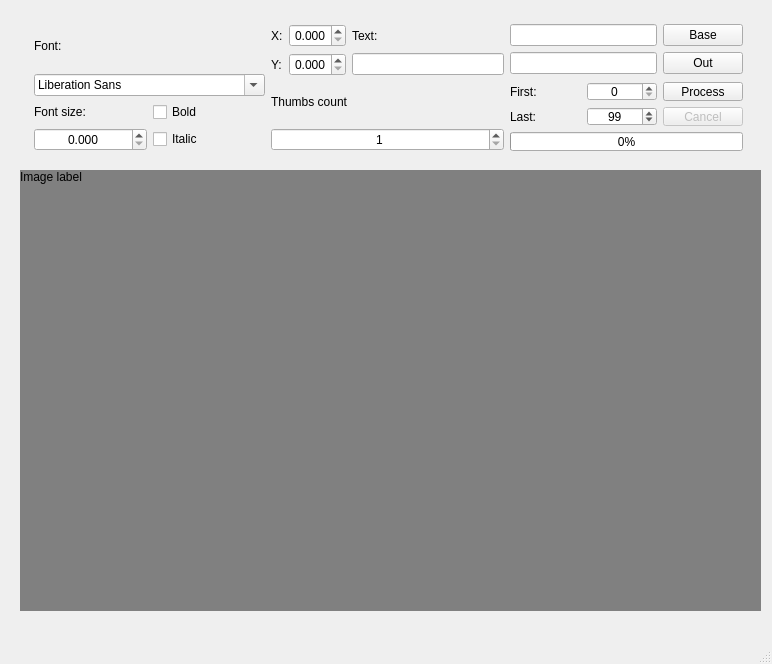
Old version of the form forms/mainwindow.ui in the repository Lezh1k/NumbersMaker.
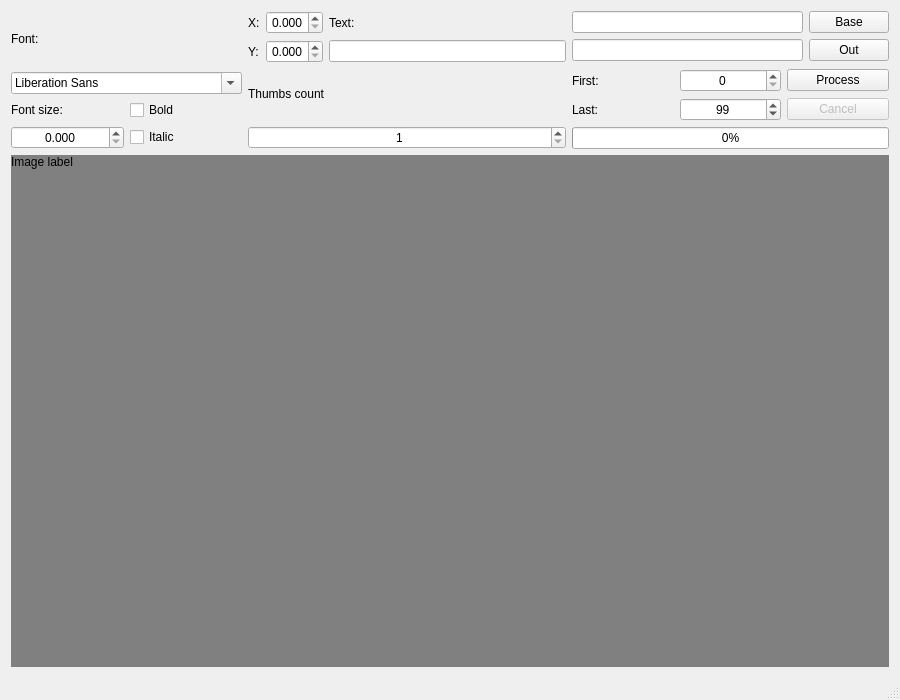
New version of the form.

Commit message: Fixed wrong alignment

What changed in the file:
```diff
--- a/forms/mainwindow.ui
+++ b/forms/mainwindow.ui
@@ -6,45 +6,21 @@
    <rect>
     <x>0</x>
     <y>0</y>
-    <width>772</width>
-    <height>664</height>
+    <width>900</width>
+    <height>700</height>
    </rect>
   </property>
   <property name="windowTitle">
    <string>MainWindow</string>
   </property>
   <widget class="QWidget" name="centralWidget">
-   <widget class="QLabel" name="lbl_image">
-    <property name="geometry">
-     <rect>
-      <x>20</x>
-      <y>170</y>
-      <width>741</width>
-      <height>441</height>
-     </rect>
-    </property>
-    <property name="autoFillBackground">
-     <bool>false</bool>
-    </property>
-    <property name="styleSheet">
-     <string notr="true">QLabel { background-color : gray; }</string>
-    </property>
-    <property name="text">
-     <string>Image label</string>
-    </property>
-    <property name="alignment">
-     <set>Qt::AlignLeading|Qt::AlignLeft|Qt::AlignTop</set>
-    </property>
-   </widget>
-   <widget class="QWidget" name="layoutWidget">
-    <property name="geometry">
-     <rect>
-      <x>23</x>
-      <y>13</y>
-      <width>731</width>
-      <height>149</height>
-     </rect>
-    </property>
+   <layout class="QGridLayout" name="gridLayout_8">
+    <item row="0" column="0">
+     <layout class="QGridLayout" name="gridLayout_7" rowstretch="0,999">
+      <property name="sizeConstraint">
+       <enum>QLayout::SetMaximumSize</enum>
+      </property>
+      <item row="0" column="0">
     <layout class="QGridLayout" name="gridLayout_6">
      <item row="0" column="0" rowspan="2">
       <layout class="QGridLayout" name="gridLayout">
@@ -283,7 +259,26 @@
       </layout>
      </item>
     </layout>
-   </widget>
+      </item>
+      <item row="1" column="0">
+       <widget class="QLabel" name="lbl_image">
+        <property name="autoFillBackground">
+         <bool>false</bool>
+        </property>
+        <property name="styleSheet">
+         <string notr="true">QLabel { background-color : gray; }</string>
+        </property>
+        <property name="text">
+         <string>Image label</string>
+        </property>
+        <property name="alignment">
+         <set>Qt::AlignLeading|Qt::AlignLeft|Qt::AlignTop</set>
+        </property>
+       </widget>
+      </item>
+     </layout>
+    </item>
+   </layout>
   </widget>
   <widget class="QMenuBar" name="menuBar">
    <property name="geometry">
```
Left out of the diff: 2 changed lines with no effect on the pictures. Lines whose indentation alone changed are shown as unchanged. The commit also changes 1 other file.
